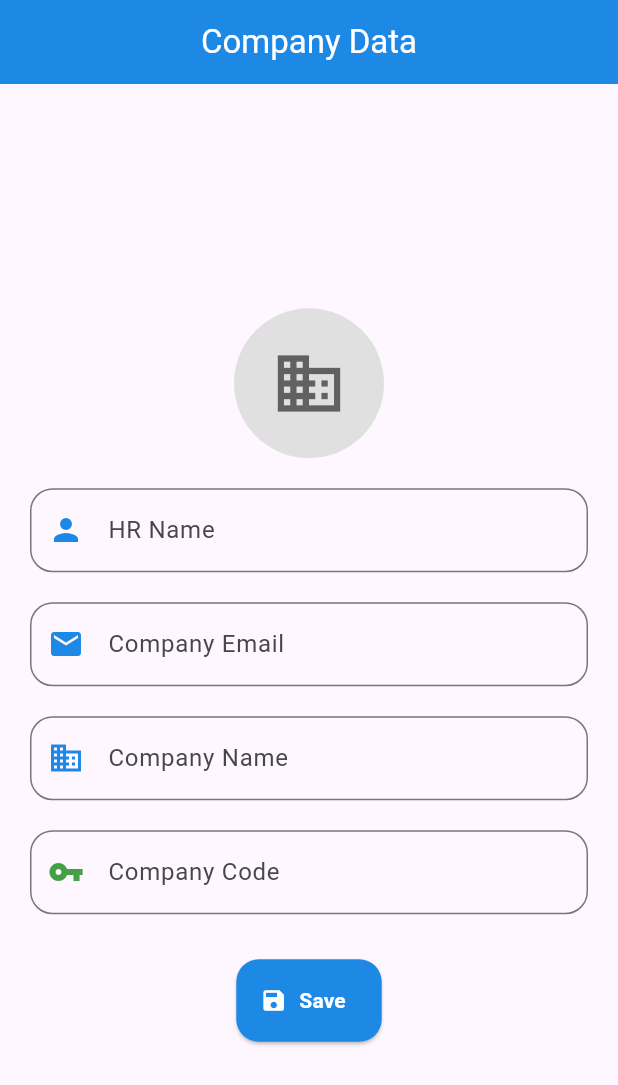
After one commit to AysarSalameh/workly, a Flutter app: the HrCompanyScreen screen opened directly, after a tap on the "business" icon, on a phone screen of 412 x 824 dp. The commit adds this screen. Shown: the top 1085 px of the screen. Run offline on Flutter 3.47's test engine with Material 3 defaults, Android fonts, the phone set to English and light mode, and no system bars; our stand-ins replace bloc, cloud_firestore, file_picker, firebase_auth, firebase_core, firebase_storage and 9 more; missing offline and left inert: firebase_app_check; accounts and stored records are empty; Roboto replaces fonts that are missing (Cairo).

```diff
--- /dev/null
+++ b/workly/lib/HR/company/hrcompanycubit.dart
@@ -0,0 +1,95 @@
+import 'dart:typed_data';
+import 'package:file_picker/file_picker.dart';
+import 'package:flutter_bloc/flutter_bloc.dart';
+import 'package:cloud_firestore/cloud_firestore.dart';
+import 'package:firebase_storage/firebase_storage.dart';
+import 'package:projects_flutter/HR/company/hrcompanystate.dart';
+
+class HrCompanyCubit extends Cubit<HrCompanyState> {
+  HrCompanyCubit() : super(HrCompanyInitial());
+
+  final _firestore = FirebaseFirestore.instance;
+  final _storage = FirebaseStorage.instance;
+
+  /// اختيار صورة (Logo) للشركة من الجهاز
+  Future<void> pickLogoImage() async {
+    try {
+      final result = await FilePicker.platform.pickFiles(
+        type: FileType.image,
+        allowMultiple: false,
+        withData: true,
+      );
+      if (result != null && result.files.isNotEmpty) {
+        final fileBytes = result.files.first.bytes;
+        if (fileBytes != null) {
+          emit(LogoPicked(fileBytes));
+        } else {
+          emit(HrCompanyFailure("فشل قراءة الصورة"));
+        }
+      }
+    } catch (e) {
+      emit(HrCompanyFailure("فشل اختيار الصورة: $e"));
+    }
+  }
+
+  Future<String?> uploadLogo(Uint8List? imageBytes, String uid) async {
+    if (imageBytes == null) {
+      emit(HrCompanyFailure("لا توجد صورة لرفعها"));
+      return null;
+    }
+
+    try {
+      final ref = _storage.ref().child('company_logos/$uid.png');
+
+      // emit حالة التحميل عند بدء رفع الصورة
+      emit(HrCompanyLoading());
+
+      await ref.putData(imageBytes);
+      final downloadUrl = await ref.getDownloadURL();
+
+      // emit حالة النجاح بعد رفع الصورة
+      emit(HrCompanySuccess("تم رفع الصورة بنجاح"));
+
+      return downloadUrl;
+    } catch (e) {
+      emit(HrCompanyFailure("فشل رفع الصورة: $e"));
+      return null;
+    }
+  }
+
+
+
+
+  /// حفظ بيانات الشركة مع رابط الصورة (لو موجود)
+  Future<void> saveCompanyData({
+    required String companyName,
+    required String code,
+    required String status,
+    required String hrName,
+    required String companyEmail,
+    required String uid,
+    Uint8List? logoImage,
+  }) async {
+   emit(HrCompanyLoading());
+    try {
+      String hrImageUrl = "https://via.placeholder.com/150";
+      final uploadedUrl = await uploadLogo(logoImage, uid);
+      if (uploadedUrl != null) hrImageUrl = uploadedUrl;
+
+      await _firestore.collection('companies').doc(uid).set({
+        'name': companyName,
+        'code': code,
+        'status': status,
+        'hrName': hrName,
+        'companyEmail': companyEmail,
+        'hrImageUrl': hrImageUrl,
+        'uid': uid,
+        'createdAt': FieldValue.serverTimestamp(),
+      });
+
+      emit(HrCompanySuccess("تم حفظ بيانات الشركة بنجاح"));
+    } catch (e) {
+      emit(HrCompanyFailure("فشل الحفظ: $e"));
+    }
+  }
+}
--- /dev/null
+++ b/workly/lib/HR/company/hrcompanystate.dart
@@ -0,0 +1,30 @@
+import 'dart:typed_data';
+
+import 'package:flutter/material.dart';
+import 'package:flutter_bloc/flutter_bloc.dart';
+import 'package:cloud_firestore/cloud_firestore.dart';
+import 'package:projects_flutter/l10n/app_localizations.dart';
+
+/// ---------------------------
+/// Cubit + States
+/// ---------------------------
+
+class HrCompanyState {}
+
+class HrCompanyInitial extends HrCompanyState {}
+
+class HrCompanyLoading extends HrCompanyState {}
+
+class HrCompanySuccess extends HrCompanyState {
+  final String message;
+  HrCompanySuccess(this.message);
+}
+class LogoPicked extends HrCompanyState {
+  final Uint8List logoImage; // بيانات اللوجو
+  LogoPicked(this.logoImage);
+}
+
+class HrCompanyFailure extends HrCompanyState {
+  final String error;
+  HrCompanyFailure(this.error);
+}
--- /dev/null
+++ b/workly/lib/HR/screen/hrcompanyscreen.dart
@@ -0,0 +1,227 @@
+
+import 'dart:typed_data';
+
+import 'package:firebase_auth/firebase_auth.dart';
+import 'package:flutter/material.dart';
+import 'package:flutter_bloc/flutter_bloc.dart';
+import 'package:projects_flutter/HR/company/hrcompanycubit.dart';
+import 'package:projects_flutter/HR/company/hrcompanystate.dart';
+import 'package:projects_flutter/HR/screen/hr_home_screen.dart';
+import 'package:projects_flutter/l10n/app_localizations.dart';
+
+class HrCompanyScreen extends StatefulWidget {
+  const HrCompanyScreen({super.key});
+
+  @override
+  State<HrCompanyScreen> createState() => _HrCompanyScreenState();
+}
+
+class _HrCompanyScreenState extends State<HrCompanyScreen> {
+  final _formKey = GlobalKey<FormState>();
+  final TextEditingController _companyNameController = TextEditingController();
+  final TextEditingController _companyCodeController = TextEditingController();
+  final TextEditingController _hrNameController = TextEditingController();
+
+  final String _companyEmail = FirebaseAuth.instance.currentUser?.email ?? '';
+  final String _uid = FirebaseAuth.instance.currentUser!.uid;
+
+  @override
+  void initState() {
+    super.initState();
+    _companyNameController.addListener(_onCompanyNameChanged);
+  }
+
+  @override
+  void dispose() {
+    _companyNameController.dispose();
+    _companyCodeController.dispose();
+    _hrNameController.dispose();
+    super.dispose();
+  }
+
+  void _onCompanyNameChanged() {
+    _companyCodeController.text = _generateCompanyCode(
+      _companyNameController.text,
+    );
+  }
+
+  String _generateCompanyCode(String name) {
+    if (name.trim().isEmpty) return '';
+    final cleaned = name.replaceAll(RegExp(r'[^A-Za-z0-9\s]'), '').trim();
+    final code = cleaned.replaceAll(' ', '_').toUpperCase();
+    return code;
+  }
+
+  void _onSave(BuildContext context, Uint8List? logoImage) {
+    if (!_formKey.currentState!.validate()) return;
+    final cubit = context.read<HrCompanyCubit>();
+    cubit.saveCompanyData(
+      companyName: _companyNameController.text.trim(),
+      code: _companyCodeController.text.trim(),
+      status: "pending",
+      hrName: _hrNameController.text.trim(),
+      companyEmail: _companyEmail,
+      uid: _uid,
+      logoImage: logoImage,
+    );
+  }
+
+  @override
+  Widget build(BuildContext context) {
+    final loc = AppLocalizations.of(context)!;
+    final isWeb = MediaQuery.of(context).size.width > 600;
+
+    return BlocProvider(
+      create: (_) => HrCompanyCubit(),
+      child: BlocConsumer<HrCompanyCubit, HrCompanyState>(
+        listener: (context, state) {
+          if (state is HrCompanySuccess) {
+            ScaffoldMessenger.of(context).showSnackBar(
+              SnackBar(content: Text(loc.companySaved)),
+            );
+            Navigator.pushReplacement(
+              context,
+              MaterialPageRoute(builder: (_) => const HrHomeScreen()),
+            );
+          }
+ else if (state is HrCompanyFailure) {
+            ScaffoldMessenger.of(context).showSnackBar(
+              SnackBar(content: Text(state.error)),
+            );
+          }
+        },
+        builder: (context, state) {
+          final cubit = context.read<HrCompanyCubit>();
+          final isLoading = state is HrCompanyLoading;
+          final logo = (state is LogoPicked) ? state.logoImage : null;
+
+          return Scaffold(
+            appBar: AppBar(
+              title: Text(loc.companyData),
+              centerTitle: true,
+              backgroundColor: Colors.blue.shade600,
+              foregroundColor: Colors.white,
+            ),
+            body: Center(
+              child: ConstrainedBox(
+                constraints: BoxConstraints(
+                  maxWidth: isWeb ? 700 : double.infinity,
+                ),
+                child: SingleChildScrollView(
+                  padding: const EdgeInsets.all(20),
+                  child: Form(
+                    key: _formKey,
+                    child: Column(
+                      children: [
+                        const SizedBox(height: 20),
+
+                        GestureDetector(
+                          onTap: () => cubit.pickLogoImage(),
+                          child: CircleAvatar(
+                            radius: 50,
+                            backgroundColor: Colors.grey.shade300,
+                            backgroundImage:
+                            logo != null ? MemoryImage(logo) : null,
+                            child: logo == null
+                                ? Icon(Icons.business,
+                                size: 50, color: Colors.grey.shade700)
+                                : null,
+                          ),
+                        ),
+                        const SizedBox(height: 20),
+
+                        TextFormField(
+                          controller: _hrNameController,
+                          decoration: InputDecoration(
+                            labelText: loc.hrName,
+                            prefixIcon: Icon(Icons.person,
+                                color: Colors.blue.shade600),
+                            border: OutlineInputBorder(
+                              borderRadius: BorderRadius.circular(15),
+                            ),
+                          ),
+                          validator: (v) =>
+                          v == null || v.isEmpty ? loc.enterHrName : null,
+                        ),
+                        const SizedBox(height: 20),
+
+                        TextFormField(
+                          initialValue: _companyEmail,
+                          readOnly: true,
+                          decoration: InputDecoration(
+                            labelText: loc.companyEmail,
+                            prefixIcon: Icon(Icons.email,
+                                color: Colors.blue.shade600),
+                            border: OutlineInputBorder(
+                              borderRadius: BorderRadius.circular(15),
+                            ),
+                          ),
+                        ),
+                        const SizedBox(height: 20),
+
+                        TextFormField(
+                          controller: _companyNameController,
+                          decoration: InputDecoration(
+                            labelText: loc.companyName,
+                            prefixIcon: Icon(Icons.business,
+                                color: Colors.blue.shade600),
+                            border: OutlineInputBorder(
+                              borderRadius: BorderRadius.circular(15),
+                            ),
+                          ),
+                          validator: (v) => v == null || v.isEmpty
+                              ? loc.enterCompanyName
+                              : null,
+                        ),
+                        const SizedBox(height: 20),
+
+                        TextFormField(
+                          controller: _companyCodeController,
+                          readOnly: true,
+                          decoration: InputDecoration(
+                            labelText: loc.companyCode,
+                            prefixIcon:
+                            Icon(Icons.vpn_key, color: Colors.green.shade600),
+                            border: OutlineInputBorder(
+                              borderRadius: BorderRadius.circular(15),
+                            ),
+                          ),
+                        ),
+
+                        const SizedBox(height: 30),
+
+                        SizedBox(
+                          height: 55,
+                          child: ElevatedButton.icon(
+                            icon: isLoading
+                                ? const CircularProgressIndicator(
+                                strokeWidth: 2, color: Colors.white)
+                                : const Icon(Icons.save, color: Colors.white),
+                            label: Text(
+                              isLoading ? loc.saving : loc.save,
+                              style: const TextStyle(
+                                  color: Colors.white,
+                                  fontWeight: FontWeight.bold),
+                            ),
+                            onPressed:
+                            isLoading ? null : () => _onSave(context, logo),
+                            style: ElevatedButton.styleFrom(
+                              backgroundColor: Colors.blue.shade600,
+                              shape: RoundedRectangleBorder(
+                                borderRadius: BorderRadius.circular(15),
+                              ),
+                            ),
+                          ),
+                        ),
+                      ],
+                    ),
+                  ),
+                ),
+              ),
+            ),
+          );
+        },
+      ),
+    );
+  }
+}
--- a/workly/lib/HR/screen/hrloginscreen.dart
+++ b/workly/lib/HR/screen/hrloginscreen.dart
@@ -1,6 +1,7 @@
 import 'package:flutter/material.dart';
 import 'package:flutter_bloc/flutter_bloc.dart';
 import 'package:projects_flutter/HR/screen/hr_home_screen.dart';
+import 'package:projects_flutter/HR/screen/hrcompanyscreen.dart';
 import 'package:projects_flutter/HR/screen/hrregisterscreen.dart';
 import 'package:projects_flutter/auth/auth_service.dart';
 import 'package:projects_flutter/auth/cubit/auth_cubit.dart';
@@ -44,7 +45,7 @@ class _HrLoginScreenState extends State<HrLoginScreen> {
             );
             Navigator.pushReplacement(
               context,
-              MaterialPageRoute(builder: (_) => const HrHomeScreen()),
+              MaterialPageRoute(builder: (_) => const HrCompanyScreen()),
             );
           } else if (state is AuthFailure) {
             ScaffoldMessenger.of(context).showSnackBar(
--- a/workly/lib/l10n/app_en.arb
+++ b/workly/lib/l10n/app_en.arb
@@ -192,5 +192,19 @@
   "mustAcceptTerms": "You must accept the terms and conditions",
   "termsAndPrivacy": "I agree to the Terms & Conditions and Privacy Policy",
   "registrationSuccess": "Account created successfully",
-  "success": "Success"
+  "success": "Success",
+  "companyName": "Company Name",
+  "status": "Status",
+  "approved": "Approved",
+  "appending": "Appending",
+  "enterCompanyName": "Enter Company Name",
+  "companySaved": "Company data saved successfully",
+  "saving": "Saving...",
+  "hrName": "HR Name",
+  "enterHrName": "Please enter the HR name",
+  "hrEmail": "HR Email",
+  "enterHrEmail": "Please enter the HR email",
+  "companyData": "Company Data",
+  "companyEmail": "Company Email",
+  "enterCompanyEmail": "Please enter the company email"
 }
--- a/workly/lib/l10n/app_localizations.dart
+++ b/workly/lib/l10n/app_localizations.dart
@@ -1249,6 +1249,90 @@ abstract class AppLocalizations {
   /// In en, this message translates to:
   /// **'Success'**
   String get success;
+
+  /// No description provided for @companyName.
+  ///
+  /// In en, this message translates to:
+  /// **'Company Name'**
+  String get companyName;
+
+  /// No description provided for @status.
+  ///
+  /// In en, this message translates to:
+  /// **'Status'**
+  String get status;
+
+  /// No description provided for @approved.
+  ///
+  /// In en, this message translates to:
+  /// **'Approved'**
+  String get approved;
+
+  /// No description provided for @appending.
+  ///
+  /// In en, this message translates to:
+  /// **'Appending'**
+  String get appending;
+
+  /// No description provided for @enterCompanyName.
+  ///
+  /// In en, this message translates to:
+  /// **'Enter Company Name'**
+  String get enterCompanyName;
+
+  /// No description provided for @companySaved.
+  ///
+  /// In en, this message translates to:
+  /// **'Company data saved successfully'**
+  String get companySaved;
+
+  /// No description provided for @saving.
+  ///
+  /// In en, this message translates to:
+  /// **'Saving...'**
+  String get saving;
+
+  /// No description provided for @hrName.
+  ///
+  /// In en, this message translates to:
+  /// **'HR Name'**
+  String get hrName;
+
+  /// No description provided for @enterHrName.
+  ///
+  /// In en, this message translates to:
+  /// **'Please enter the HR name'**
+  String get enterHrName;
+
+  /// No description provided for @hrEmail.
+  ///
+  /// In en, this message translates to:
+  /// **'HR Email'**
+  String get hrEmail;
+
+  /// No description provided for @enterHrEmail.
+  ///
+  /// In en, this message translates to:
+  /// **'Please enter the HR email'**
+  String get enterHrEmail;
+
+  /// No description provided for @companyData.
+  ///
+  /// In en, this message translates to:
+  /// **'Company Data'**
+  String get companyData;
+
+  /// No description provided for @companyEmail.
+  ///
+  /// In en, this message translates to:
+  /// **'Company Email'**
+  String get companyEmail;
+
+  /// No description provided for @enterCompanyEmail.
+  ///
+  /// In en, this message translates to:
+  /// **'Please enter the company email'**
+  String get enterCompanyEmail;
 }
 
 class _AppLocalizationsDelegate
--- a/workly/lib/l10n/app_localizations_en.dart
+++ b/workly/lib/l10n/app_localizations_en.dart
@@ -598,4 +598,46 @@ class AppLocalizationsEn extends AppLocalizations {
 
   @override
   String get success => 'Success';
+
+  @override
+  String get companyName => 'Company Name';
+
+  @override
+  String get status => 'Status';
+
+  @override
+  String get approved => 'Approved';
+
+  @override
+  String get appending => 'Appending';
+
+  @override
+  String get enterCompanyName => 'Enter Company Name';
+
+  @override
+  String get companySaved => 'Company data saved successfully';
+
+  @override
+  String get saving => 'Saving...';
+
+  @override
+  String get hrName => 'HR Name';
+
+  @override
+  String get enterHrName => 'Please enter the HR name';
+
+  @override
+  String get hrEmail => 'HR Email';
+
+  @override
+  String get enterHrEmail => 'Please enter the HR email';
+
+  @override
+  String get companyData => 'Company Data';
+
+  @override
+  String get companyEmail => 'Company Email';
+
+  @override
+  String get enterCompanyEmail => 'Please enter the company email';
 }
--- a/workly/pubspec.yaml
+++ b/workly/pubspec.yaml
@@ -50,6 +50,7 @@ dependencies:
   table_calendar: ^3.2.0
   geocoding: ^4.0.0
   google_fonts: ^6.3.1
+  file_picker: ^10.3.2
 
 
 dev_dependencies:
```
Also changed, not shown: workly/lib/l10n/app_ar.arb (+15 -1 lines), workly/lib/l10n/app_localizations_ar.dart (+42 -0 lines), workly/pubspec.lock, 1 other file.
